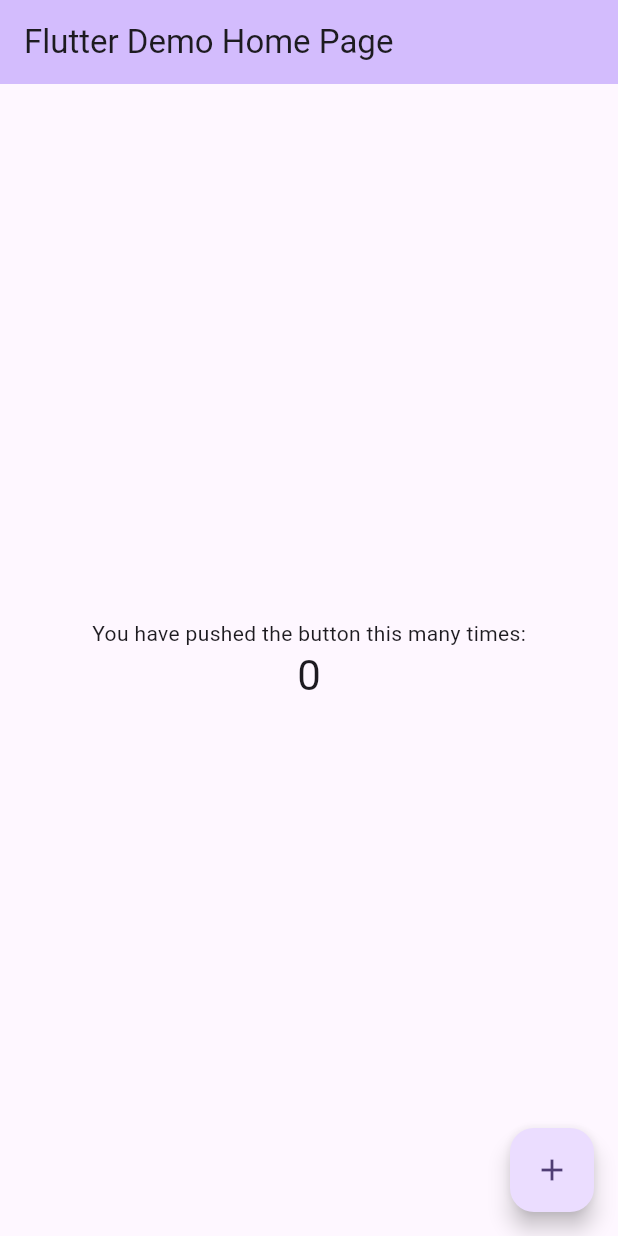
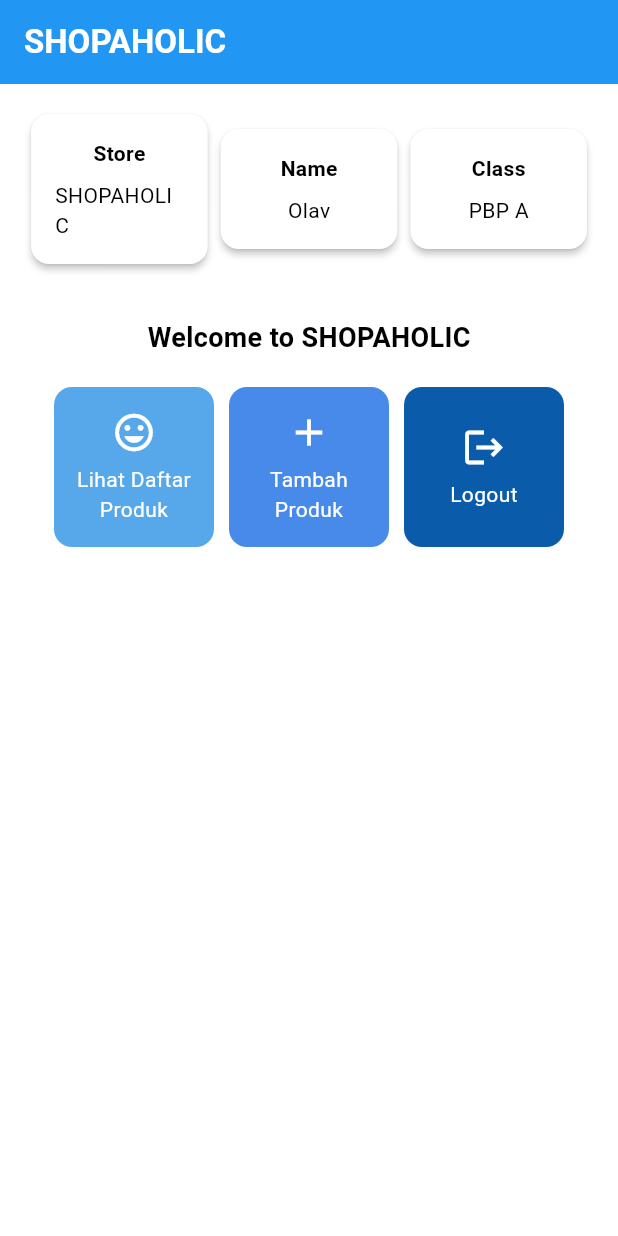
Before and after one commit to olavdendy/shopaholic-mobile, a Flutter app: the screen it shows after launch, on a phone screen of 412 x 824 dp. Run offline on Flutter 3.47's test engine with Material 3 defaults, Android fonts, the phone set to English and light mode, and no system bars.

Commit message:
push tugas 7

```diff
--- a/lib/main.dart
+++ b/lib/main.dart
@@ -1,4 +1,5 @@
 import 'package:flutter/material.dart';
+import 'package:shopaholic/menu.dart';
 
 void main() {
   runApp(const MyApp());
@@ -28,98 +29,11 @@
         //
         // This works for code too, not just values: Most code changes can be
         // tested with just a hot reload.
-        colorScheme: ColorScheme.fromSeed(seedColor: Colors.deepPurple),
-        useMaterial3: true,
+         colorScheme: ColorScheme.fromSwatch(
+          primarySwatch: Colors.blue,
+          ).copyWith(secondary: const Color.fromARGB(255, 70, 112, 171)),
       ),
-      home: const MyHomePage(title: 'Flutter Demo Home Page'),
+      home: MyHomePage(),
     );
   }
 }
-
-class MyHomePage extends StatefulWidget {
-  const MyHomePage({super.key, required this.title});
-
-  // This widget is the home page of your application. It is stateful, meaning
-  // that it has a State object (defined below) that contains fields that affect
-  // how it looks.
-
-  // This class is the configuration for the state. It holds the values (in this
-  // case the title) provided by the parent (in this case the App widget) and
-  // used by the build method of the State. Fields in a Widget subclass are
-  // always marked "final".
-
-  final String title;
-
-  @override
-  State<MyHomePage> createState() => _MyHomePageState();
-}
-
-class _MyHomePageState extends State<MyHomePage> {
-  int _counter = 0;
-
-  void _incrementCounter() {
-    setState(() {
-      // This call to setState tells the Flutter framework that something has
-      // changed in this State, which causes it to rerun the build method below
-      // so that the display can reflect the updated values. If we changed
-      // _counter without calling setState(), then the build method would not be
-      // called again, and so nothing would appear to happen.
-      _counter++;
-    });
-  }
-
-  @override
-  Widget build(BuildContext context) {
-    // This method is rerun every time setState is called, for instance as done
-    // by the _incrementCounter method above.
-    //
-    // The Flutter framework has been optimized to make rerunning build methods
-    // fast, so that you can just rebuild anything that needs updating rather
-    // than having to individually change instances of widgets.
-    return Scaffold(
-      appBar: AppBar(
-        // TRY THIS: Try changing the color here to a specific color (to
-        // Colors.amber, perhaps?) and trigger a hot reload to see the AppBar
-        // change color while the other colors stay the same.
-        backgroundColor: Theme.of(context).colorScheme.inversePrimary,
-        // Here we take the value from the MyHomePage object that was created by
-        // the App.build method, and use it to set our appbar title.
-        title: Text(widget.title),
-      ),
-      body: Center(
-        // Center is a layout widget. It takes a single child and positions it
-        // in the middle of the parent.
-        child: Column(
-          // Column is also a layout widget. It takes a list of children and
-          // arranges them vertically. By default, it sizes itself to fit its
-          // children horizontally, and tries to be as tall as its parent.
-          //
-          // Column has various properties to control how it sizes itself and
-          // how it positions its children. Here we use mainAxisAlignment to
-          // center the children vertically; the main axis here is the vertical
-          // axis because Columns are vertical (the cross axis would be
-          // horizontal).
-          //
-          // TRY THIS: Invoke "debug painting" (choose the "Toggle Debug Paint"
-          // action in the IDE, or press "p" in the console), to see the
-          // wireframe for each widget.
-          mainAxisAlignment: MainAxisAlignment.center,
-          children: <Widget>[
-            const Text(
-              'You have pushed the button this many times:',
-            ),
-            Text(
-              '$_counter',
-              style: Theme.of(context).textTheme.headlineMedium,
-            ),
-          ],
-        ),
-      ),
-      floatingActionButton: FloatingActionButton(
-        onPressed: _incrementCounter,
-        tooltip: 'Increment',
-        child: const Icon(Icons.add),
-      ), // This trailing comma makes auto-formatting nicer for build methods.
-    );
-  }
-}
--- /dev/null
+++ b/lib/menu.dart
@@ -0,0 +1,166 @@
+import 'package:flutter/material.dart';
+
+class MyHomePage extends StatelessWidget {
+    final String store = 'SHOPAHOLIC';
+    final String name = 'Olav';
+    final String className = 'PBP A';
+    final List<ItemHomepage> items = [
+         ItemHomepage("Lihat Daftar Produk", Icons.mood),
+         ItemHomepage("Tambah Produk", Icons.add),
+         ItemHomepage("Logout", Icons.logout),
+     ];
+    MyHomePage({super.key});
+
+    @override
+    Widget build(BuildContext context) {
+      return Scaffold(
+        appBar: AppBar(
+          title: const Text(
+            'SHOPAHOLIC',
+            style: TextStyle(
+              color: Colors.white,
+              fontWeight: FontWeight.bold,
+            ),
+          ),
+          backgroundColor: Theme.of(context).colorScheme.primary,
+        ),
+        body: Padding(
+          padding: const EdgeInsets.all(16.0),
+          child: Column(
+            crossAxisAlignment: CrossAxisAlignment.center,
+            children: [
+              Row(
+                mainAxisAlignment: MainAxisAlignment.spaceEvenly,
+                children: [
+                  InfoCard(title: 'Store', content: store),
+                  InfoCard(title: 'Name', content: name),
+                  InfoCard(title: 'Class', content: className),
+                ],
+              ),
+              const SizedBox(height: 16.0),
+              Center(
+                child: Column(
+                  children: [
+                    const Padding(
+                      padding: EdgeInsets.only(top: 16.0),
+                      child: Text(
+                        'Welcome to SHOPAHOLIC',
+                        style: TextStyle(
+                          fontWeight: FontWeight.bold,
+                          fontSize: 18.0,
+                        ),
+                      ),
+                    ),
+                    GridView.count(
+                      primary: true,
+                      padding: const EdgeInsets.all(20),
+                      crossAxisSpacing: 10,
+                      mainAxisSpacing: 10,
+                      crossAxisCount: 3,
+                      shrinkWrap: true,
+                      children: items.map((ItemHomepage item) {
+                        return ItemCard(item);
+                      }).toList(),
+                    ),
+                  ],
+                ),
+              ),
+            ],
+          ),
+        ),
+      );
+    }
+}
+
+class InfoCard extends StatelessWidget {
+  final String title;
+  final String content;
+
+  const InfoCard({super.key, required this.title, required this.content});
+
+  @override
+  Widget build(BuildContext context) {
+    return Card(
+      elevation: 2.0,
+      child: Container(
+        width: MediaQuery.of(context).size.width / 3.5,
+        padding: const EdgeInsets.all(16.0),
+        child: Column(
+          children: [
+            Text(
+              title,
+              style: const TextStyle(fontWeight: FontWeight.bold),
+            ),
+            const SizedBox(height: 8.0),
+            Text(content),
+          ],
+        ),
+      ),
+    );
+  }
+}
+
+class ItemHomepage {
+     final String name;
+     final IconData icon;
+
+     ItemHomepage(this.name, this.icon);
+}
+
+class ItemCard extends StatelessWidget {
+  final ItemHomepage item;
+
+  const ItemCard(this.item, {super.key});
+
+  // Fungsi untuk menentukan warna berdasarkan nama item
+  Color _getColorForItem() {
+    switch (item.name) {
+      case "Lihat Daftar Produk":
+        return const Color.fromARGB(255, 86, 168, 235); // Warna biru untuk Lihat Produk
+      case "Tambah Produk":
+        return const Color.fromARGB(255, 71, 138, 233); // Warna hijau untuk Tambah Produk
+      case "Logout":
+        return const Color.fromARGB(255, 11, 91, 171); // Warna merah untuk Logout
+      default:
+        return Colors.purple; // Warna default jika tidak cocok
+    }
+  }
+
+  @override
+  Widget build(BuildContext context) {
+    return Material(
+      color: _getColorForItem(), // Menggunakan fungsi untuk menentukan warna
+      borderRadius: BorderRadius.circular(12),
+      child: InkWell(
+        onTap: () {
+          ScaffoldMessenger.of(context)
+            ..hideCurrentSnackBar()
+            ..showSnackBar(
+              SnackBar(content: Text("Kamu telah menekan tombol ${item.name}!"))
+            );
+        },
+        child: Container(
+          padding: const EdgeInsets.all(8),
+          child: Center(
+            child: Column(
+              mainAxisAlignment: MainAxisAlignment.center,
+              children: [
+                Icon(
+                  item.icon,
+                  color: Colors.white,
+                  size: 30.0,
+                ),
+                const Padding(padding: EdgeInsets.all(3)),
+                Text(
+                  item.name,
+                  textAlign: TextAlign.center,
+                  style: const TextStyle(color: Colors.white),
+                ),
+              ],
+            ),
+          ),
+        ),
+      ),
+    );
+  }
+}
```
